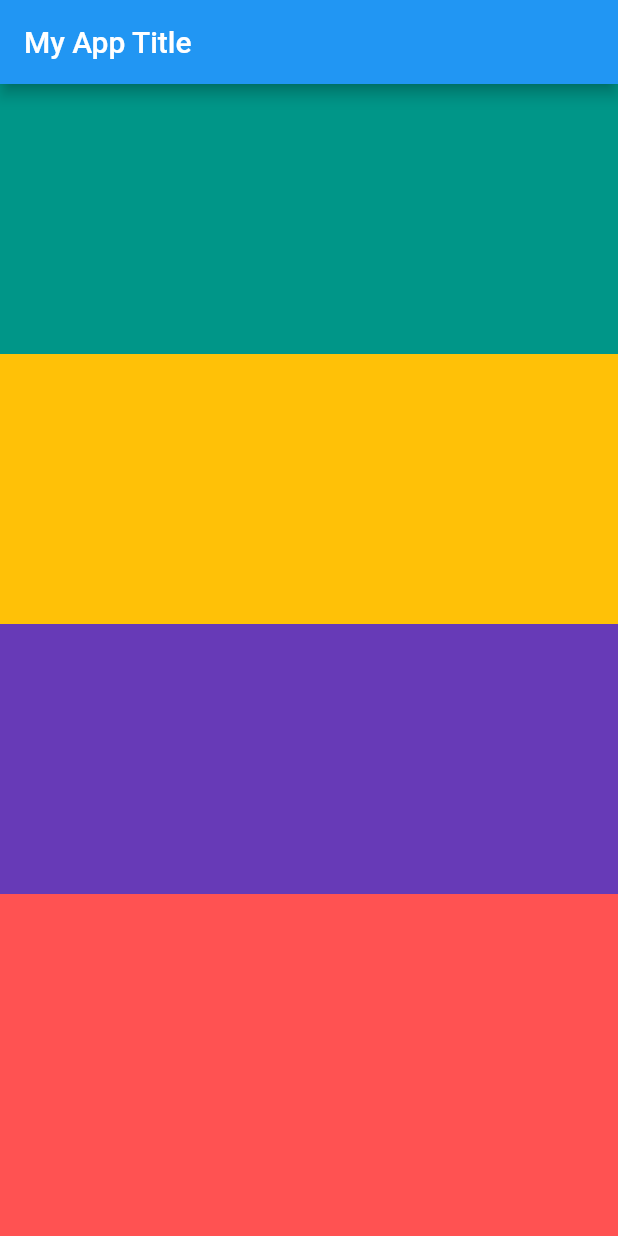
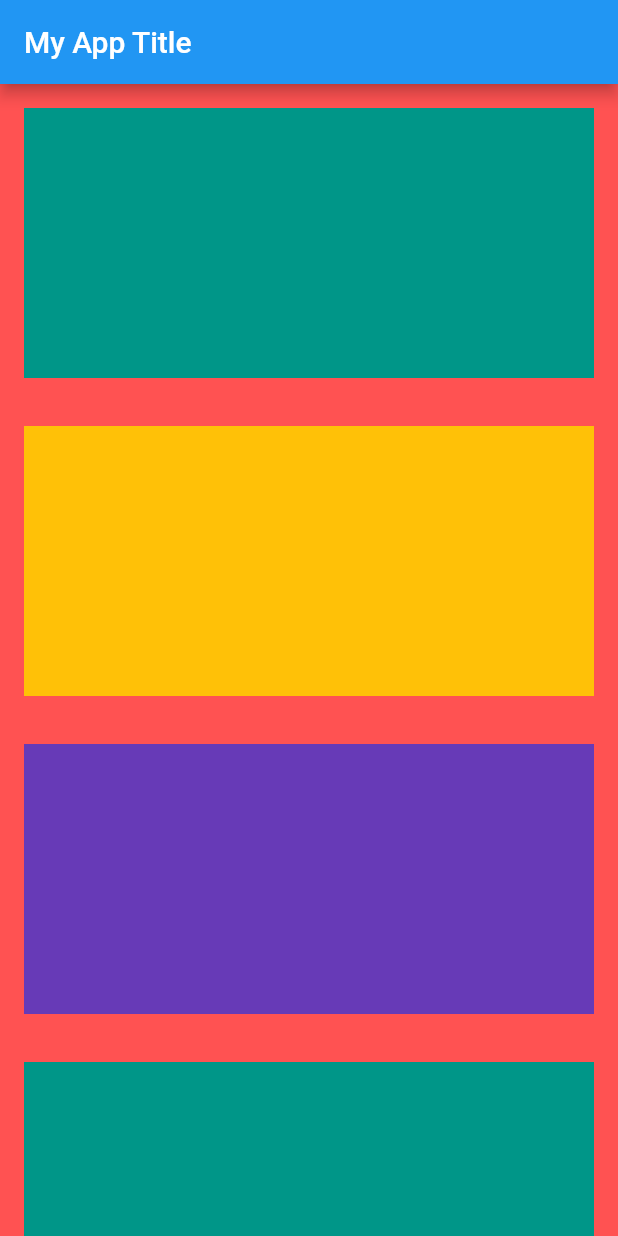
Before and after one commit to niamulhasan/flutter_training_ict_b3_new, a Flutter app: the screen it shows after launch, on a phone screen of 412 x 824 dp. Run offline on Flutter 3.47's test engine with Material 2 defaults, Android fonts, the phone set to English and light mode, and no system bars.

```diff
--- a/11-25/container_app/lib/main.dart
+++ b/11-25/container_app/lib/main.dart
@@ -18,24 +18,59 @@ class MyContainerApp extends StatelessWidget {
           width: double.infinity,
           height: double.infinity,
           color: Colors.redAccent,
+          child: SingleChildScrollView(
             child: Column(
               children: [
-              Container(
+                Padding(
+                  padding: EdgeInsets.all(16.0),
+                  child: Container(
                     width: double.infinity,
                     height: 180,
                     color: Colors.teal,
                   ),
-              Container(
+                ),
+                Padding(
+                  padding: const EdgeInsets.all(16.0),
+                  child: Container(
                     width: double.infinity,
                     height: 180,
                     color: Colors.amber,
                   ),
-              Container(
+                ),
+                Padding(
+                  padding: const EdgeInsets.all(16.0),
+                  child: Container(
                     width: double.infinity,
                     height: 180,
                     color: Colors.deepPurple,
                   ),
+                ),
+                Padding(
+                  padding: EdgeInsets.all(16.0),
+                  child: Container(
+                    width: double.infinity,
+                    height: 180,
+                    color: Colors.teal,
+                  ),
+                ),
+                Padding(
+                  padding: const EdgeInsets.all(16.0),
+                  child: Container(
+                    width: double.infinity,
+                    height: 180,
+                    color: Colors.amber,
+                  ),
+                ),
+                Padding(
+                  padding: const EdgeInsets.all(16.0),
+                  child: Container(
+                    width: double.infinity,
+                    height: 180,
+                    color: Colors.deepPurple,
+                  ),
+                ),
               ],
+            ),
           ),
         ),
       ),
```
Lines whose indentation alone changed are shown as unchanged.
